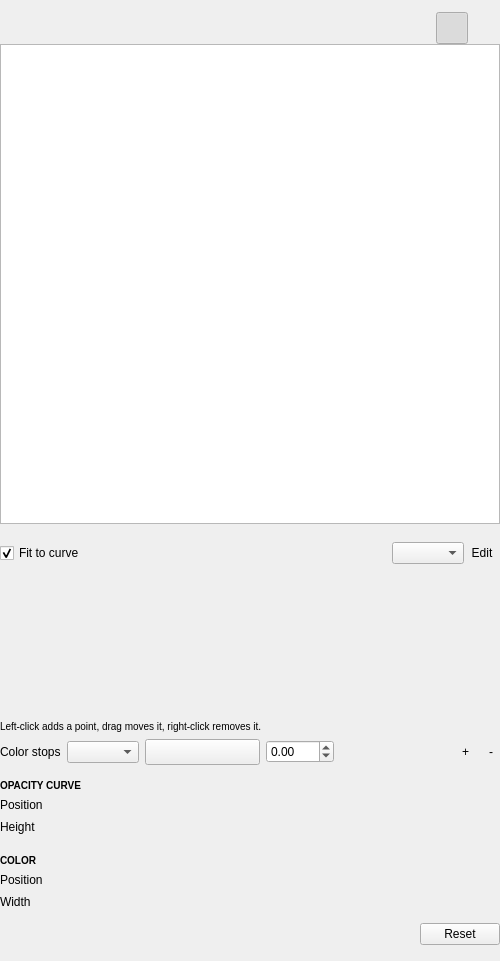
Above: Modules/VolumeVisualizationUI/src/QmitkVolumeTransferFunctionEditorControls.ui from MITK/MITK before the change. Below: the same form after it.
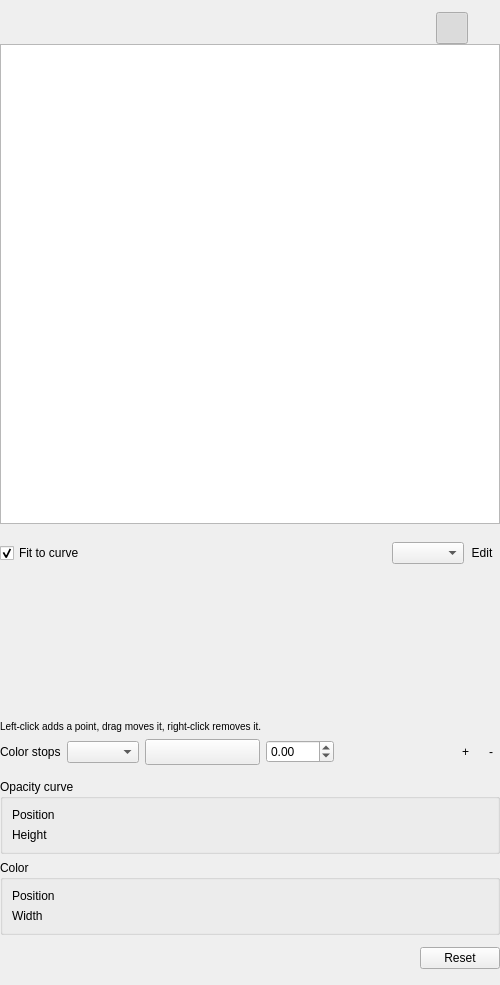
That is the form after the change. Custom widgets are drawn as their Qt base class.

Commit message:
Use group boxes for the slider sections
The opacity, colour and material sections were titled by bold QLabels,
with each slider's name stacked above it. Use titled QGroupBoxes with a
form layout instead, names left of the sliders, like the rest of MITK.
The group box title also greys out with its disabled contents, which a
plain label did not.

The form layouts set AllNonFixedFieldsGrow explicitly: ctkSliderWidget
keeps a Preferred horizontal size policy, so the style-dependent default
(ExpandingFieldsGrow on Windows/Fusion) would leave it at its minimum
width.

```diff
--- a/Modules/VolumeVisualizationUI/src/QmitkVolumeTransferFunctionEditorControls.ui
+++ b/Modules/VolumeVisualizationUI/src/QmitkVolumeTransferFunctionEditorControls.ui
@@ -405,108 +405,68 @@
           <number>0</number>
          </property>
          <item>
-          <widget class="QLabel" name="opacityGroupLabel">
-           <property name="textFormat">
-            <enum>Qt::TextFormat::RichText</enum>
+          <widget class="QGroupBox" name="opacityGroupBox">
+           <property name="title">
+            <string>Opacity curve</string>
            </property>
-           <property name="text">
-            <string>&lt;small&gt;&lt;b&gt;OPACITY CURVE&lt;/b&gt;&lt;/small&gt;</string>
-           </property>
-          </widget>
-         </item>
-         <item>
-          <layout class="QVBoxLayout" name="opacityShiftRow">
-           <property name="spacing">
-            <number>2</number>
-           </property>
-           <item>
+           <layout class="QFormLayout" name="opacityLayout">
+            <property name="fieldGrowthPolicy">
+             <enum>QFormLayout::FieldGrowthPolicy::AllNonFixedFieldsGrow</enum>
+            </property>
+            <item row="0" column="0">
             <widget class="QLabel" name="opacityShiftLabel">
              <property name="text">
               <string>Position</string>
              </property>
             </widget>
            </item>
-           <item>
+            <item row="0" column="1">
             <widget class="ctkDoubleSlider" name="opacityShiftSlider" native="true"/>
            </item>
-          </layout>
-         </item>
-         <item>
-          <layout class="QVBoxLayout" name="opacityHeightRow">
-           <property name="spacing">
-            <number>2</number>
-           </property>
-           <item>
+            <item row="1" column="0">
             <widget class="QLabel" name="opacityHeightLabel">
              <property name="text">
               <string>Height</string>
              </property>
             </widget>
            </item>
-           <item>
+            <item row="1" column="1">
             <widget class="ctkDoubleSlider" name="opacityHeightSlider" native="true"/>
            </item>
           </layout>
-         </item>
-         <item>
-          <spacer name="colorGroupSpacerAbove">
-           <property name="orientation">
-            <enum>Qt::Orientation::Vertical</enum>
-           </property>
-           <property name="sizeType">
-            <enum>QSizePolicy::Policy::Fixed</enum>
-           </property>
-           <property name="sizeHint" stdset="0">
-            <size>
-             <width>20</width>
-             <height>12</height>
-            </size>
-           </property>
-          </spacer>
-         </item>
-         <item>
-          <widget class="QLabel" name="colorGroupLabel">
-           <property name="textFormat">
-            <enum>Qt::TextFormat::RichText</enum>
-           </property>
-           <property name="text">
-            <string>&lt;small&gt;&lt;b&gt;COLOR&lt;/b&gt;&lt;/small&gt;</string>
-           </property>
           </widget>
          </item>
          <item>
-          <layout class="QVBoxLayout" name="colorShiftRow">
-           <property name="spacing">
-            <number>2</number>
+          <widget class="QGroupBox" name="colorGroupBox">
+           <property name="title">
+            <string>Color</string>
            </property>
-           <item>
+           <layout class="QFormLayout" name="colorLayout">
+            <property name="fieldGrowthPolicy">
+             <enum>QFormLayout::FieldGrowthPolicy::AllNonFixedFieldsGrow</enum>
+            </property>
+            <item row="0" column="0">
             <widget class="QLabel" name="colorShiftLabel">
              <property name="text">
               <string>Position</string>
              </property>
             </widget>
            </item>
-           <item>
+            <item row="0" column="1">
             <widget class="ctkDoubleSlider" name="colorShiftSlider" native="true"/>
            </item>
-          </layout>
-         </item>
-         <item>
-          <layout class="QVBoxLayout" name="colorWidthRow">
-           <property name="spacing">
-            <number>2</number>
-           </property>
-           <item>
+            <item row="1" column="0">
             <widget class="QLabel" name="colorWidthLabel">
              <property name="text">
               <string>Width</string>
              </property>
             </widget>
            </item>
-           <item>
+            <item row="1" column="1">
             <widget class="ctkDoubleSlider" name="colorWidthSlider" native="true"/>
            </item>
           </layout>
+          </widget>
          </item>
          <item>
           <spacer name="resetSpacerAbove">
```
Lines whose indentation alone changed are shown as unchanged. The commit also changes 1 other file.
